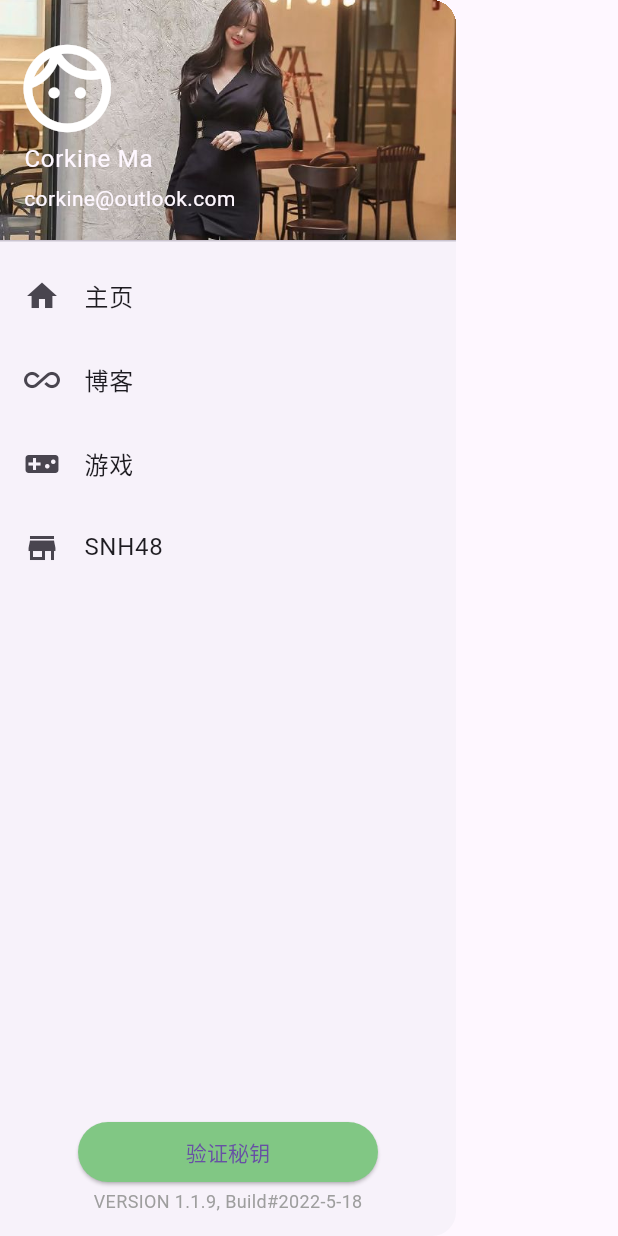
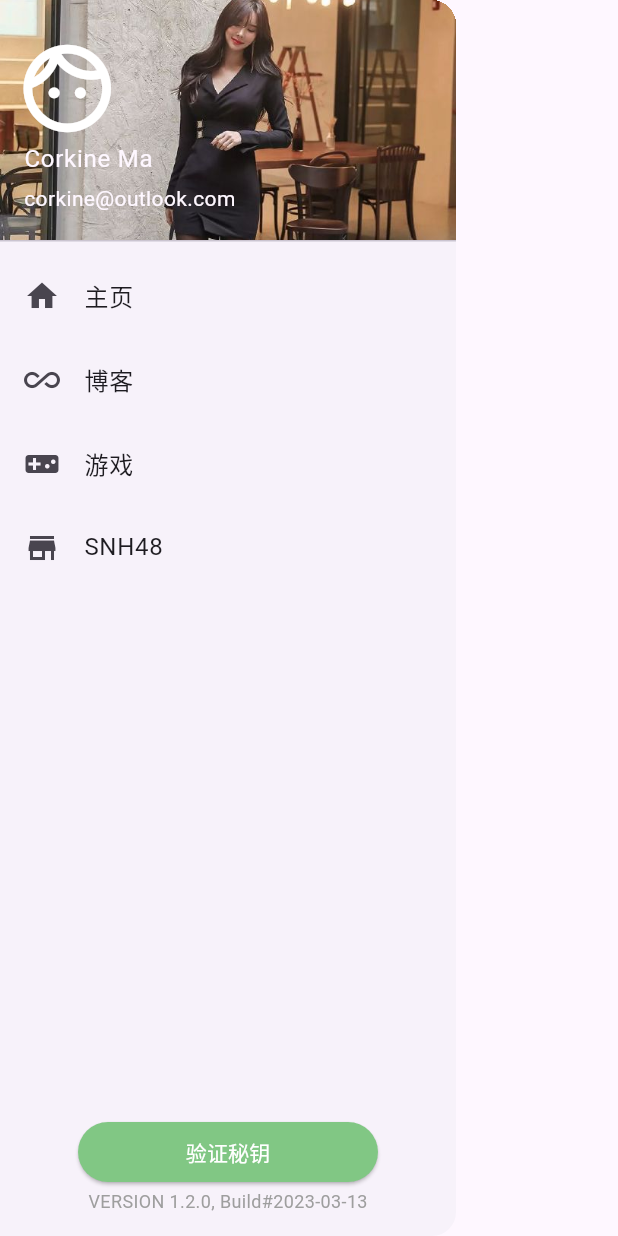
Before and after one commit to corkine/cyberMeFlutter, a Flutter app: what userMenuDrawer() shows on an empty page, opened directly with empty values, on a phone screen of 412 x 824 dp. Run offline on Flutter 3.47's test engine with Material 2 defaults, Android fonts, the phone set to English and light mode, and no system bars; our stand-ins replace flutter_image_compress, image_picker, rive, shared_preferences, sprintf; missing offline and left inert: clipboard, dart:ffi, quick_actions, swipable_stack; accounts and stored records are empty; network calls fail; statements that could not run were skipped.

```diff
--- a/lib/pocket/auth.dart
+++ b/lib/pocket/auth.dart
@@ -61,7 +61,8 @@ Widget userMenuDrawer(Config config, BuildContext context) => Drawer(
                         backgroundColor:
                             MaterialStateProperty.all(Colors.green.shade300)),
                     onPressed: () => handleLogin(config, context),
-                    child: Text(config.user.isEmpty ? '验证秘钥' : '取消登录'))),
+                    child: Text(config.user.isEmpty ? '验证秘钥' : '取消登录',
+                    style: const TextStyle(color: Colors.white),))),
             const Padding(
                 padding: EdgeInsets.only(bottom: 15),
                 child: Text(
--- a/lib/pocket/config.dart
+++ b/lib/pocket/config.dart
@@ -11,7 +11,7 @@ import 'models/good.dart';
 class Config extends ChangeNotifier {
   bool isLoadedFromLocal = false;
 
-  static const version = 'VERSION 1.1.9, Build#2022-5-18';
+  static const version = 'VERSION 1.2.0, Build#2023-03-13';
 
   /*
   1.0.4 修复了 Goods 标题显示详情问题，新键项目添加图片表单信息丢失问题，添加/修改返回后列表不更新问题
@@ -33,6 +33,7 @@ class Config extends ChangeNotifier {
   1.1.7 2022-04-30 迁移到 Dart 空指针安全模式，优化了部分代码结构，整合了游戏、SNH48 和凭证系统。
   1.1.8 2022-5-1 添加了 Dashboard 页面。
   1.1.9 2022-5-18 添加了日记页面。
+  1.2.0 2023-03-13 使用 M3 主题，整合到 iOS SwiftUI App 中。«
   */
   static const int pageIndex = 0;
 
--- a/lib/pocket/main.dart
+++ b/lib/pocket/main.dart
@@ -227,7 +227,7 @@ class _PocketHomeState extends State<PocketHome> {
   @override
   void initState() {
     super.initState();
-    if (Platform.isIOS || Platform.isAndroid) {
+    if (Platform.isAndroid) {
       short.setupQuickAction(context);
     }
   }
--- a/pubspec.yaml
+++ b/pubspec.yaml
@@ -105,3 +105,7 @@ flutter:
   #
   # For details regarding fonts from package dependencies,
   # see https://flutter.dev/custom-fonts/#from-packages
+  module:
+    androidX: true
+    androidPackage: com.mazhangjing.landmark
+    iosBundleIdentifier: com.mazhangjing.landmark
```
Also changed, not shown: lib/pocket/day.dart (+23 -16 lines), pubspec.lock, 5 other files.
